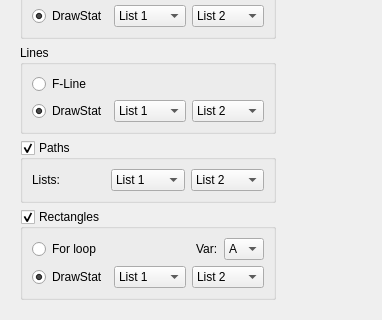
Old version of the form dialogs/basicexportdialog.ui in the repository nick-keller/crusher_repack; both pictures show x 0 to 382 and y 219 to 539 of the 382 by 539 pixel window.
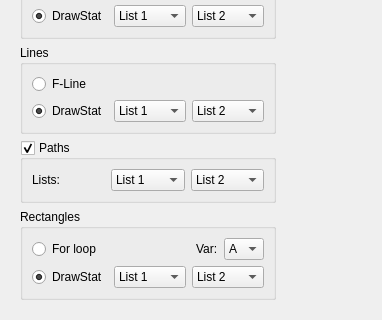
New version of the form.

```diff
--- a/dialogs/basicexportdialog.ui
+++ b/dialogs/basicexportdialog.ui
@@ -825,7 +825,7 @@
          <string>Rectangles</string>
         </property>
         <property name="checkable">
-         <bool>true</bool>
+         <bool>false</bool>
         </property>
         <layout class="QVBoxLayout" name="verticalLayout_4">
          <item>
```
